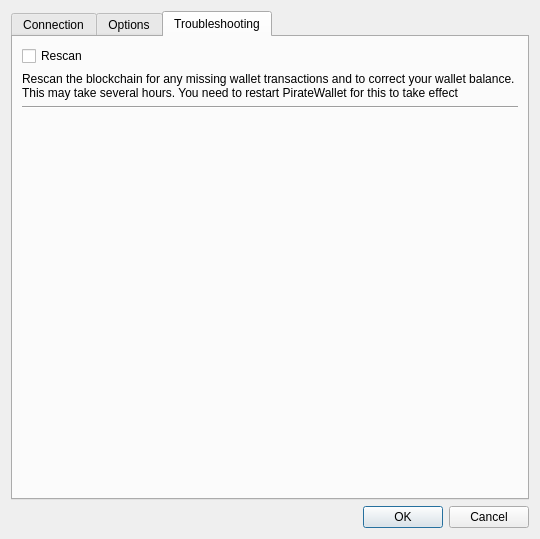
Above: src/settings.ui from ohsevin/PirateWallet-Lite before the change. Below: the same form after it.
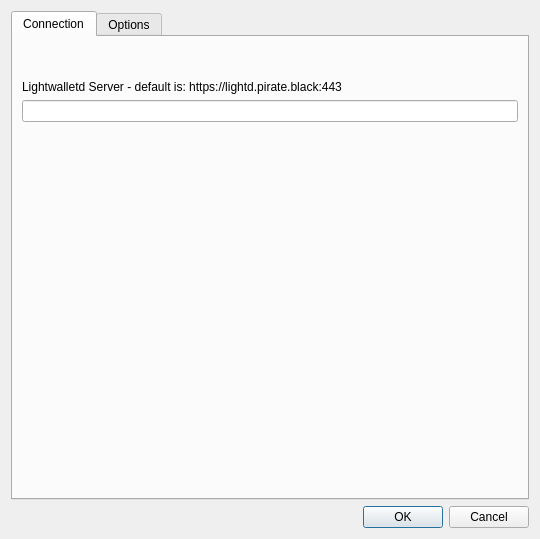
That is the form after the change. The open tabs and pages were chosen to show the change.

Commit message: move logging to client, restore all addresses from HD seed, rescan

The edit to the form file:
```diff
--- a/src/settings.ui
+++ b/src/settings.ui
@@ -188,50 +188,6 @@
        </item>
       </layout>
      </widget>
-     <widget class="QWidget" name="tab_3">
-      <attribute name="title">
-       <string>Troubleshooting</string>
-      </attribute>
-      <layout class="QGridLayout" name="gridLayout_2">
-       <item row="5" column="0">
-        <spacer name="verticalSpacer_3">
-         <property name="orientation">
-          <enum>Qt::Vertical</enum>
-         </property>
-         <property name="sizeHint" stdset="0">
-          <size>
-           <width>20</width>
-           <height>40</height>
-          </size>
-         </property>
-        </spacer>
-       </item>
-       <item row="2" column="0">
-        <widget class="Line" name="line_3">
-         <property name="orientation">
-          <enum>Qt::Horizontal</enum>
-         </property>
-        </widget>
-       </item>
-       <item row="1" column="0">
-        <widget class="QLabel" name="label_9">
-         <property name="text">
-          <string>Rescan the blockchain for any missing wallet transactions and to correct your wallet balance. This may take several hours. You need to restart PirateWallet for this to take effect</string>
-         </property>
-         <property name="wordWrap">
-          <bool>true</bool>
-         </property>
-        </widget>
-       </item>
-       <item row="0" column="0">
-        <widget class="QCheckBox" name="chkRescan">
-         <property name="text">
-          <string>Rescan</string>
-         </property>
-        </widget>
-       </item>
-      </layout>
-     </widget>
     </widget>
    </item>
    <item>
```
The commit also changes 17 other files.
